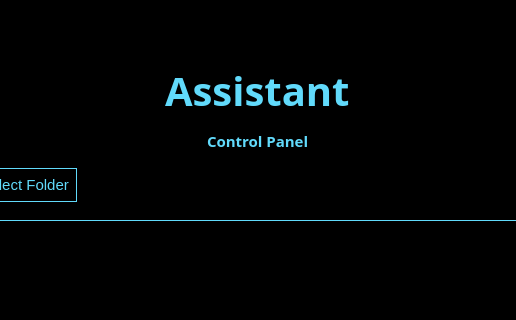
Before: the Qt Designer form ui/controlpanel.ui in shavlenkov/NG_Assistant, drawn with Qt 5; both pictures show x 93 to 609 and y 0 to 320 of the 700 by 660 pixel window.
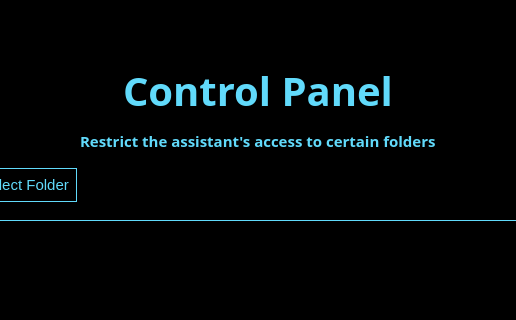
After: the same form once the commit is applied.

```diff
--- a/ui/controlpanel.ui
+++ b/ui/controlpanel.ui
@@ -134,7 +134,7 @@
         <string notr="true">color: #61dafb; font-size: 40px;</string>
        </property>
        <property name="text">
-        <string>Assistant</string>
+        <string>Control Panel</string>
        </property>
       </widget>
      </item>
@@ -201,7 +201,7 @@
         <string notr="true">color: #61dafb; font-size: 15px;</string>
        </property>
        <property name="text">
-        <string>Control Panel</string>
+        <string>Restrict the assistant's access to certain folders</string>
        </property>
       </widget>
      </item>
```
